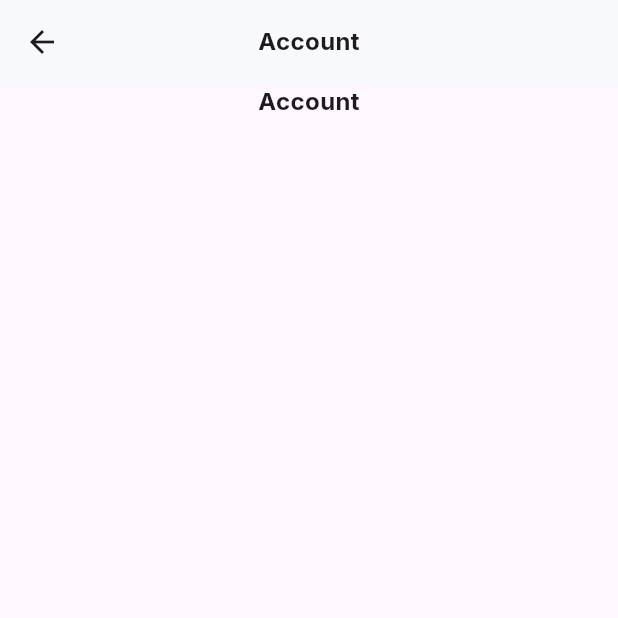
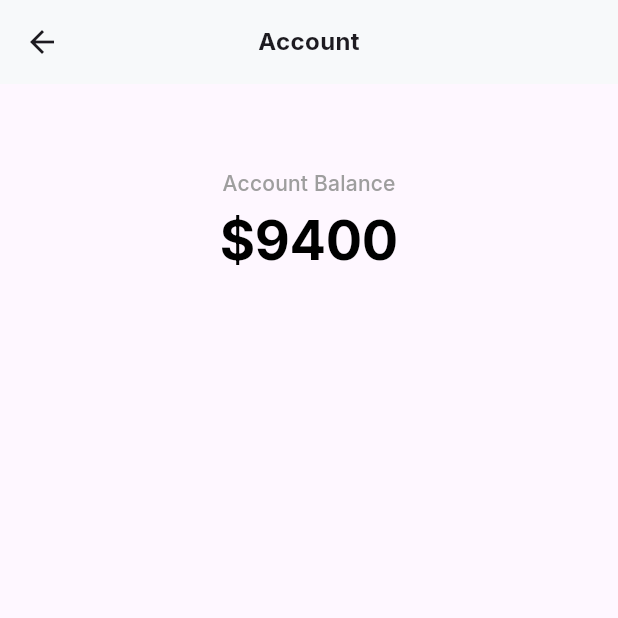
Before and after one commit to JMarinez/gatao, a Flutter app: the screen it shows after launch, item 4 of the bottom bar chosen, after a tap on "Account", on a phone screen of 412 x 824 dp, the top half of it. Run offline on Flutter 3.47's test engine with Material 2 defaults, Android fonts, the phone set to English and light mode, and no system bars; our stand-ins replace google_fonts.

Commit message:
[ADD] Account manager WIP

```diff
--- a/lib/home.dart
+++ b/lib/home.dart
@@ -3,7 +3,7 @@ import 'package:gatao/src/components/navigation/bottom_nav_bar_item.dart';
 import 'package:gatao/src/screens/budget_screen.dart';
 import 'package:provider/provider.dart';
 
-import 'package:gatao/src/models/tab_manager.dart';
+import 'package:gatao/src/models/services/tab_manager.dart';
 import 'package:gatao/src/screens/activity_screen.dart';
 import 'package:gatao/src/screens/dashboard_screen.dart';
 import 'package:gatao/src/screens/profile_screen.dart';
--- a/lib/main.dart
+++ b/lib/main.dart
@@ -1,6 +1,6 @@
 import 'package:flutter/material.dart';
-import 'package:gatao/src/models/expense_manager.dart';
-import 'package:gatao/src/models/tab_manager.dart';
+import 'package:gatao/src/models/services/expense_manager.dart';
+import 'package:gatao/src/models/services/tab_manager.dart';
 import 'package:google_fonts/google_fonts.dart';
 import 'package:provider/provider.dart';
 import 'home.dart';
@@ -22,15 +22,21 @@ class GataoApp extends StatelessWidget {
         useMaterial3: true,
         textTheme: TextTheme(
           headline1: GoogleFonts.inter(
+            fontSize: 36.0,
+            fontWeight: FontWeight.bold,
+            color: Colors.black,
+          ),
+          headline2: GoogleFonts.inter(
             fontSize: 32.0,
             fontWeight: FontWeight.bold,
+            color: Colors.black,
           ),
-          headline2: GoogleFonts.inter(
+          headline3: GoogleFonts.inter(
             fontSize: 24.0,
             fontWeight: FontWeight.bold,
             color: Colors.black,
           ),
-          headline3: GoogleFonts.inter(
+          headline4: GoogleFonts.inter(
             fontSize: 18.0,
             fontWeight: FontWeight.bold,
           ),
--- a/lib/src/components/navigation/bottom_nav_bar_item.dart
+++ b/lib/src/components/navigation/bottom_nav_bar_item.dart
@@ -1,5 +1,5 @@
 import 'package:flutter/material.dart';
-import 'package:gatao/src/models/tab_manager.dart';
+import 'package:gatao/src/models/services/tab_manager.dart';
 
 class BottomNavBarItem extends StatelessWidget {
   final String label;
--- a/lib/src/components/profile/profile_body.dart
+++ b/lib/src/components/profile/profile_body.dart
@@ -1,6 +1,5 @@
 import 'package:flutter/material.dart';
-import 'package:gatao/src/components/expense_card.dart';
-import 'package:gatao/src/screens/account_screen.dart';
+import 'package:gatao/src/screens/account/account_screen.dart';
 
 import 'profile_menu_item.dart';
 
--- a/lib/src/components/profile/profile_header.dart
+++ b/lib/src/components/profile/profile_header.dart
@@ -33,7 +33,7 @@ class ProfileHeader extends StatelessWidget {
                 const SizedBox(height: 10.0),
                 Text(
                   'Juan Mariñez',
-                  style: Theme.of(context).textTheme.headline2,
+                  style: Theme.of(context).textTheme.headline3,
                 ),
               ],
             ),
--- /dev/null
+++ b/lib/src/models/account.dart
@@ -0,0 +1,17 @@
+import 'package:gatao/src/models/services/wallet.dart';
+
+class Account {
+  final List<Wallet> wallets;
+  final double accountTotal;
+
+  Account({
+    required this.wallets,
+    required this.accountTotal,
+  });
+
+  Account copyWith({List<Wallet>? wallets, double? accountTotal}) {
+    return Account(
+        wallets: wallets ?? this.wallets,
+        accountTotal: accountTotal ?? this.accountTotal);
+  }
+}
--- a/lib/src/models/expense.dart
+++ b/lib/src/models/expense.dart
@@ -1,22 +1,26 @@
 class Expense {
   final String id;
   final String label;
+  final String description;
   final String amount;
 
   Expense({
     required this.id,
     required this.label,
+    required this.description,
     required this.amount,
   });
 
   Expense copyWith({
     String? id,
     String? label,
+    String? description,
     String? amount,
   }) {
     return Expense(
         id: id ?? this.id,
         label: label ?? this.label,
+        description: description ?? this.description,
         amount: amount ?? this.amount);
   }
 }
--- /dev/null
+++ b/lib/src/models/services/account_manager.dart
@@ -0,0 +1,3 @@
+import 'package:flutter/material.dart';
+
+class AccountManager extends ChangeNotifier {}
--- /dev/null
+++ b/lib/src/models/services/wallet.dart
@@ -0,0 +1,20 @@
+import 'package:gatao/src/models/expense.dart';
+
+class Wallet {
+  final List<Expense> expenses;
+  final double walletTotal;
+
+  Wallet({
+    required this.expenses,
+    required this.walletTotal,
+  });
+
+  Wallet copyWith({
+    List<Expense>? expenses,
+    double? walletTotal,
+  }) {
+    return Wallet(
+        expenses: expenses ?? this.expenses,
+        walletTotal: walletTotal ?? this.walletTotal);
+  }
+}
--- /dev/null
+++ b/lib/src/screens/account/account_screen.dart
@@ -0,0 +1,43 @@
+import 'package:flutter/material.dart';
+
+class AccountScreen extends StatelessWidget {
+  const AccountScreen({Key? key}) : super(key: key);
+
+  @override
+  Widget build(BuildContext context) {
+    return Scaffold(
+      appBar: AppBar(
+        title: Text(
+          'Account',
+          style: Theme.of(context).textTheme.bodyText2,
+        ),
+        backgroundColor: const Color(0xffF7F9FA),
+        centerTitle: true,
+      ),
+      body: Column(
+        children: [
+          Container(
+            height: 180.0,
+            width: double.infinity,
+            child: Column(
+              mainAxisAlignment: MainAxisAlignment.center,
+              crossAxisAlignment: CrossAxisAlignment.center,
+              children: [
+                Text(
+                  'Account Balance',
+                  style: Theme.of(context).textTheme.subtitle1,
+                ),
+                const SizedBox(height: 8.0),
+                Text(
+                  '\$9400',
+                  style: Theme.of(context).textTheme.headline1,
+                ),
+              ],
+            ),
+          ),
+          const SizedBox(height: 10.0),
+        ],
+      ),
+    );
+  }
+}
--- a/lib/src/screens/account_screen.dart
+++ /dev/null
@@ -1,24 +0,0 @@
-import 'package:flutter/material.dart';
-
-class AccountScreen extends StatelessWidget {
-  const AccountScreen({Key? key}) : super(key: key);
-
-  @override
-  Widget build(BuildContext context) {
-    return Scaffold(
-      appBar: AppBar(
-        title: Text(
-          'Account',
-          style: Theme.of(context).textTheme.bodyText2,
-        ),
-        backgroundColor: const Color(0xffF7F9FA),
-        centerTitle: true,
-      ),
-      body: Column(
-        children: [
-          Center(child: Text('Account')),
-        ],
-      ),
-    );
-  }
-}
--- a/lib/src/screens/activity_list_screen.dart
+++ b/lib/src/screens/activity_list_screen.dart
@@ -1,6 +1,6 @@
 import 'package:flutter/material.dart';
 import 'package:gatao/src/components/expense_card.dart';
-import 'package:gatao/src/models/expense_manager.dart';
+import 'package:gatao/src/models/services/expense_manager.dart';
 import 'package:gatao/src/screens/create_expense_screen.dart';
 
 class ActivityListScreen extends StatelessWidget {
--- a/lib/src/screens/activity_screen.dart
+++ b/lib/src/screens/activity_screen.dart
@@ -4,7 +4,7 @@ import 'package:provider/provider.dart';
 
 import 'package:gatao/src/screens/create_expense_screen.dart';
 
-import '../models/expense_manager.dart';
+import '../models/services/expense_manager.dart';
 
 class ActivityScreen extends StatelessWidget {
   const ActivityScreen({Key? key}) : super(key: key);
--- a/lib/src/screens/dashboard_screen.dart
+++ b/lib/src/screens/dashboard_screen.dart
@@ -1,7 +1,7 @@
 import 'package:flutter/material.dart';
 import 'package:provider/provider.dart';
 
-import '../models/expense_manager.dart';
+import '../models/services/expense_manager.dart';
 
 class DashboardScreen extends StatelessWidget {
   const DashboardScreen({Key? key}) : super(key: key);
```
Also changed, not shown: lib/src/screens/create_expense_screen.dart (+26 -1 lines), lib/src/models/services/expense_manager.dart (renamed from lib/src/models/expense_manager.dart), lib/src/models/services/tab_manager.dart (renamed from lib/src/models/tab_manager.dart), lib/src/screens/account/account_detail.dart (renamed from lib/src/screens/account_detail.dart).
